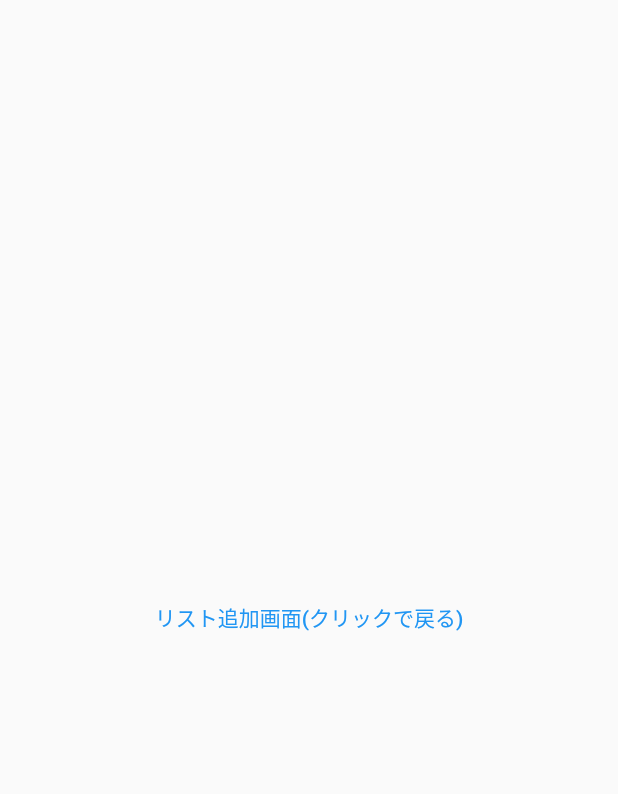
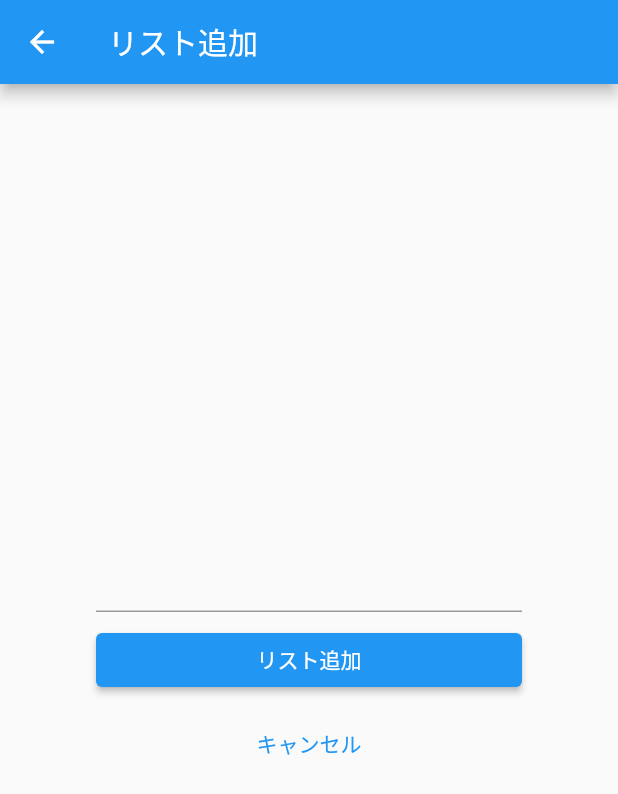
Before and after one commit to tyatyamaruko/TodoAppFlutter, a Flutter app: the TodoAddPage screen opened directly, on a phone screen of 412 x 824 dp. Shown: the top 794 px of the screen. Run offline on Flutter 3.47's test engine with Material 2 defaults, Android fonts, the phone set to English and light mode, and no system bars.

Commit message:
todo追加画面作成

```diff
--- a/lib/main.dart
+++ b/lib/main.dart
@@ -66,12 +66,39 @@ class TodoAddPage extends StatelessWidget {
   @override
   Widget build(BuildContext context) {
     return Scaffold(
-        body: Center(
+        appBar: AppBar(
+          title: Text('リスト追加'),
+        ),
+        body: Container(
+          padding: EdgeInsets.all(64),
+          child: Column(
+            mainAxisAlignment: MainAxisAlignment.center,
+            children: [
+              TextField(),
+              const SizedBox(height: 8),
+              Container(
+                width: double.infinity,
+                child: ElevatedButton(
+                  // color: Colors.blue,
+                  onPressed: () {},
+                  child: Text(
+                    'リスト追加',
+                    style: TextStyle(color: Colors.white),
+                  ),
+                ),
+              ),
+              const SizedBox(
+                height: 8,
+              ),
+              Container(
+                  width: double.infinity,
                   child: TextButton(
                     onPressed: () {
                       Navigator.of(context).pop();
                     },
-        child: Text('リスト追加画面(クリックで戻る)'),
+                    child: Text('キャンセル'),
+                  ))
+            ],
           ),
         ));
   }
```
Lines whose indentation alone changed are shown as unchanged.
